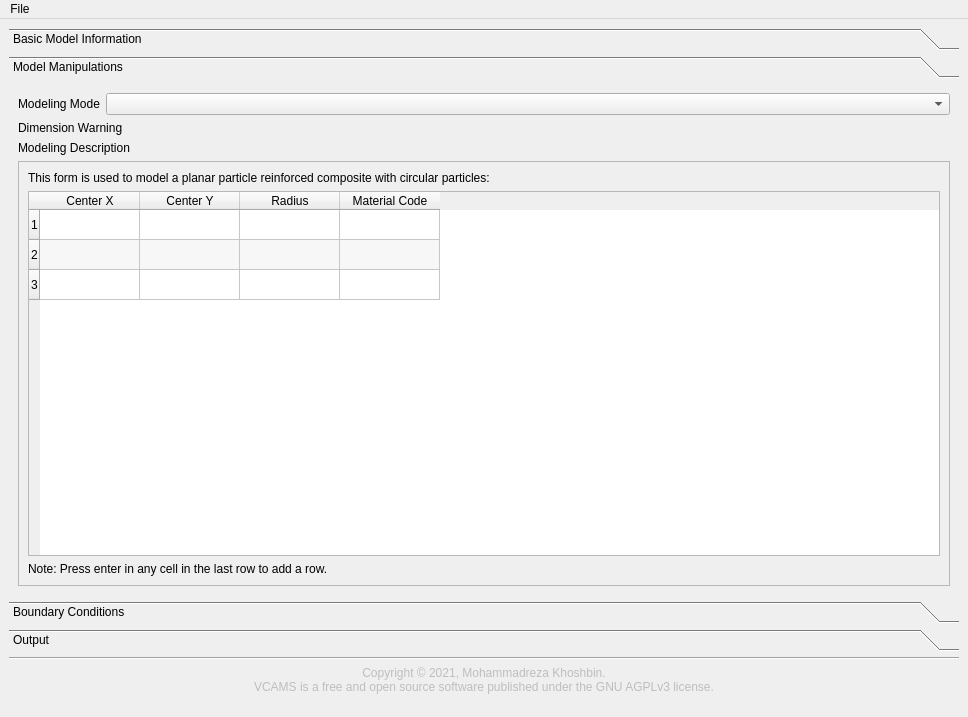
Qt form gui/main_window.ui (mkhoshbin1/vcams) before a commit.
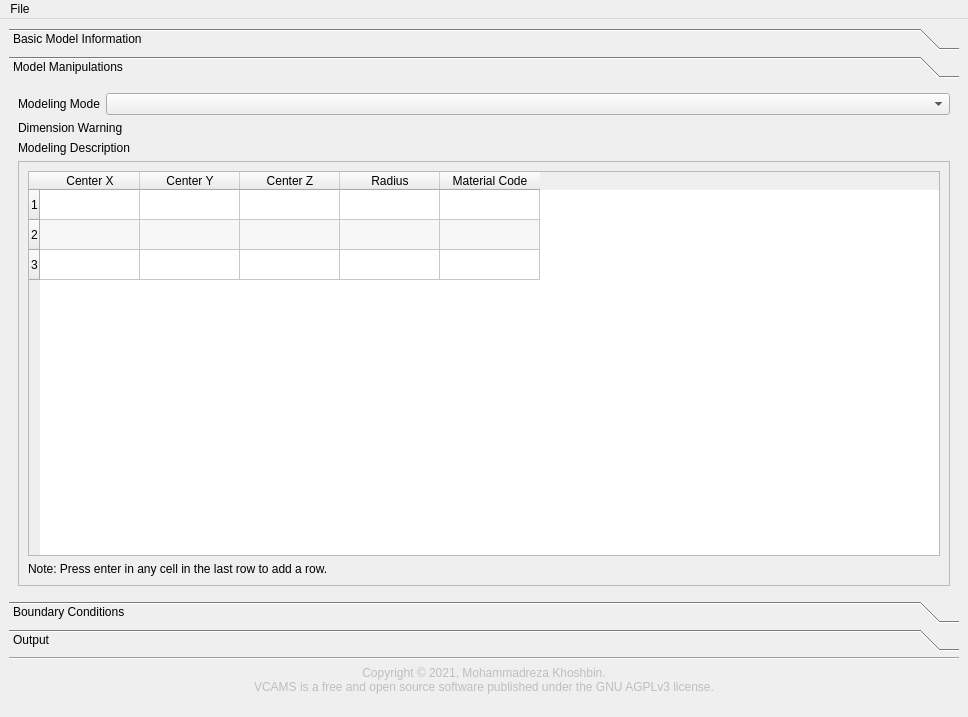
The same form after that commit. Icons and pictures are not drawn. Custom widgets are drawn as their Qt base class.

Commit message: - added Spatial Composite (Spherical Inclusions).

What changed in the file:
```diff
--- a/gui/main_window.ui
+++ b/gui/main_window.ui
@@ -411,7 +411,7 @@
            <enum>QFrame::StyledPanel</enum>
           </property>
           <property name="currentIndex">
-           <number>2</number>
+           <number>3</number>
           </property>
           <widget class="QWidget" name="modeling_empty"/>
           <widget class="QWidget" name="modeling_tpms">
@@ -468,13 +468,6 @@
           </widget>
           <widget class="QWidget" name="modeling_circle">
            <layout class="QVBoxLayout" name="verticalLayout_4">
-            <item>
-             <widget class="QLabel" name="modeling_circle_description">
-              <property name="text">
-               <string>This form is used to model a planar particle reinforced composite with circular particles:</string>
-              </property>
-             </widget>
-            </item>
             <item>
              <widget class="CustomTableWidget" name="modeling_circle_table">
               <property name="contextMenuPolicy">
@@ -489,9 +482,6 @@
               <property name="selectionMode">
                <enum>QAbstractItemView::ContiguousSelection</enum>
               </property>
-              <property name="sortingEnabled">
-               <bool>true</bool>
-              </property>
               <row>
                <property name="text">
                 <string>1</string>
@@ -538,6 +528,73 @@
             </item>
            </layout>
           </widget>
+          <widget class="QWidget" name="modeling_sphere">
+           <layout class="QVBoxLayout" name="verticalLayout_7">
+            <item>
+             <widget class="CustomTableWidget" name="modeling_sphere_table">
+              <property name="contextMenuPolicy">
+               <enum>Qt::ActionsContextMenu</enum>
+              </property>
+              <property name="editTriggers">
+               <set>QAbstractItemView::AnyKeyPressed|QAbstractItemView::DoubleClicked|QAbstractItemView::EditKeyPressed|QAbstractItemView::SelectedClicked</set>
+              </property>
+              <property name="alternatingRowColors">
+               <bool>true</bool>
+              </property>
+              <property name="selectionMode">
+               <enum>QAbstractItemView::ContiguousSelection</enum>
+              </property>
+              <row>
+               <property name="text">
+                <string>1</string>
+               </property>
+              </row>
+              <row>
+               <property name="text">
+                <string>2</string>
+               </property>
+              </row>
+              <row>
+               <property name="text">
+                <string>3</string>
+               </property>
+              </row>
+              <column>
+               <property name="text">
+                <string>Center X</string>
+               </property>
+              </column>
+              <column>
+               <property name="text">
+                <string>Center Y</string>
+               </property>
+              </column>
+              <column>
+               <property name="text">
+                <string>Center Z</string>
+               </property>
+              </column>
+              <column>
+               <property name="text">
+                <string>Radius</string>
+               </property>
+              </column>
+              <column>
+               <property name="text">
+                <string>Material Code</string>
+               </property>
+              </column>
+             </widget>
+            </item>
+            <item>
+             <widget class="QLabel" name="modeling_sphere_note">
+              <property name="text">
+               <string>Note: Press enter in any cell in the last row to add a row.</string>
+              </property>
+             </widget>
+            </item>
+           </layout>
+          </widget>
          </widget>
         </item>
        </layout>
```
The commit also changes 2 other files.
